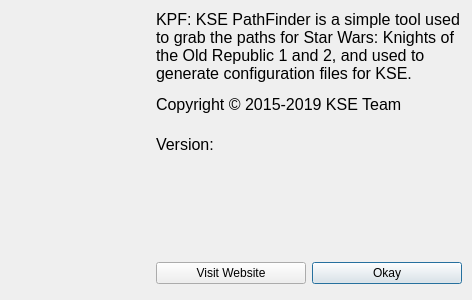
Above: src/aboutdialog.ui from WessellUrdata/kpf-qt before the change. Below: the same form after it.
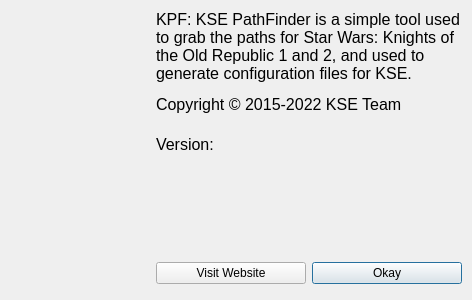
That is the form after the change. Icons and pictures are not drawn.

Commit message: Use swkotor/2.ini instead of exe

Diff of the .ui file:
```diff
--- a/src/aboutdialog.ui
+++ b/src/aboutdialog.ui
@@ -112,7 +112,7 @@
           <string notr="true">font-size: 16px;</string>
          </property>
          <property name="text">
-          <string>&lt;html&gt;&lt;head/&gt;&lt;body&gt;&lt;p&gt;KPF: KSE PathFinder is a simple tool used to grab the paths for Star Wars: Knights of the Old Republic 1 and 2, and used to generate configuration files for KSE.&lt;/p&gt;&lt;p&gt;Copyright © 2015-2019 KSE Team&lt;/p&gt;&lt;/body&gt;&lt;/html&gt;</string>
+          <string>&lt;html&gt;&lt;head/&gt;&lt;body&gt;&lt;p&gt;KPF: KSE PathFinder is a simple tool used to grab the paths for Star Wars: Knights of the Old Republic 1 and 2, and used to generate configuration files for KSE.&lt;/p&gt;&lt;p&gt;Copyright © 2015-2022 KSE Team&lt;/p&gt;&lt;/body&gt;&lt;/html&gt;</string>
          </property>
          <property name="wordWrap">
           <bool>true</bool>
```
The commit also changes 2 other files.
